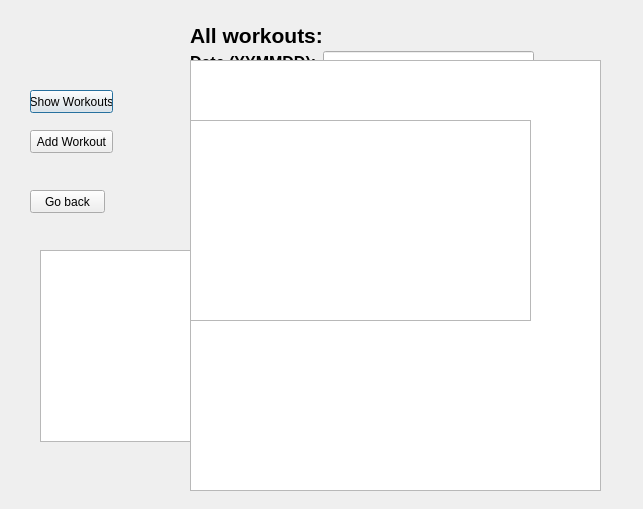
Above: workoutwindow.ui from hannajohanssson/TraniningsDagbok before the change. Below: the same form after it.
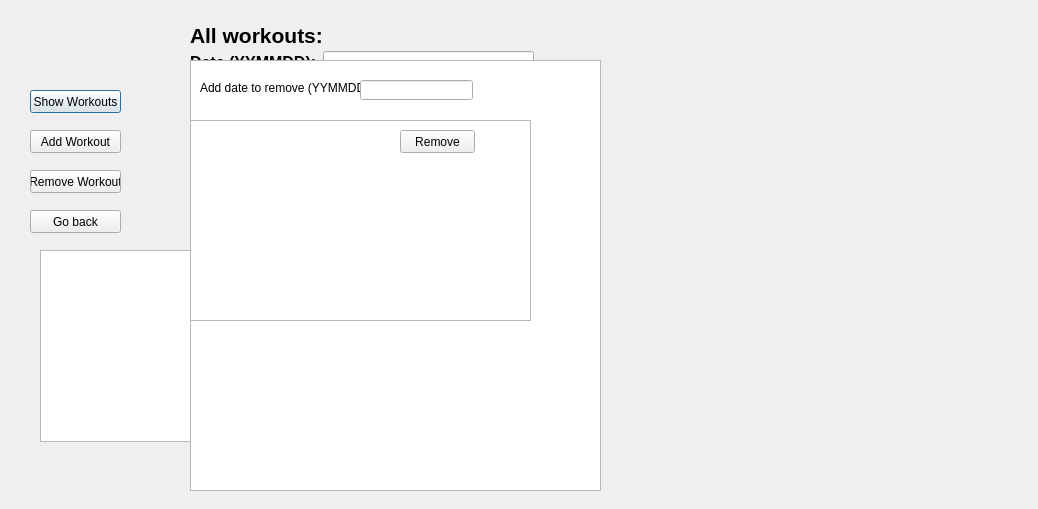
That is the form after the change.

What changed in the file:
```diff
--- a/workoutwindow.ui
+++ b/workoutwindow.ui
@@ -6,7 +6,7 @@
    <rect>
     <x>0</x>
     <y>0</y>
-    <width>643</width>
+    <width>1038</width>
     <height>509</height>
    </rect>
   </property>
@@ -18,7 +18,7 @@
     <rect>
      <x>30</x>
      <y>90</y>
-     <width>83</width>
+     <width>91</width>
      <height>23</height>
     </rect>
    </property>
@@ -31,7 +31,7 @@
     <rect>
      <x>30</x>
      <y>130</y>
-     <width>83</width>
+     <width>91</width>
      <height>23</height>
     </rect>
    </property>
@@ -105,8 +105,8 @@
    <property name="geometry">
     <rect>
      <x>30</x>
-     <y>190</y>
-     <width>75</width>
+     <y>210</y>
+     <width>91</width>
      <height>23</height>
     </rect>
    </property>
@@ -164,6 +164,55 @@
     <string>All workouts:</string>
    </property>
   </widget>
+  <widget class="QPushButton" name="pushButtonRemove">
+   <property name="geometry">
+    <rect>
+     <x>30</x>
+     <y>170</y>
+     <width>91</width>
+     <height>23</height>
+    </rect>
+   </property>
+   <property name="text">
+    <string>Remove Workout</string>
+   </property>
+  </widget>
+  <widget class="QLabel" name="labelRemove">
+   <property name="geometry">
+    <rect>
+     <x>200</x>
+     <y>80</y>
+     <width>161</width>
+     <height>16</height>
+    </rect>
+   </property>
+   <property name="text">
+    <string>Add date to remove (YYMMDD):</string>
+   </property>
+  </widget>
+  <widget class="QLineEdit" name="lineEditRemove">
+   <property name="geometry">
+    <rect>
+     <x>360</x>
+     <y>80</y>
+     <width>113</width>
+     <height>20</height>
+    </rect>
+   </property>
+  </widget>
+  <widget class="QPushButton" name="pushButtonRemoveSave">
+   <property name="geometry">
+    <rect>
+     <x>400</x>
+     <y>130</y>
+     <width>75</width>
+     <height>23</height>
+    </rect>
+   </property>
+   <property name="text">
+    <string>Remove</string>
+   </property>
+  </widget>
  </widget>
  <resources/>
  <connections>
```
